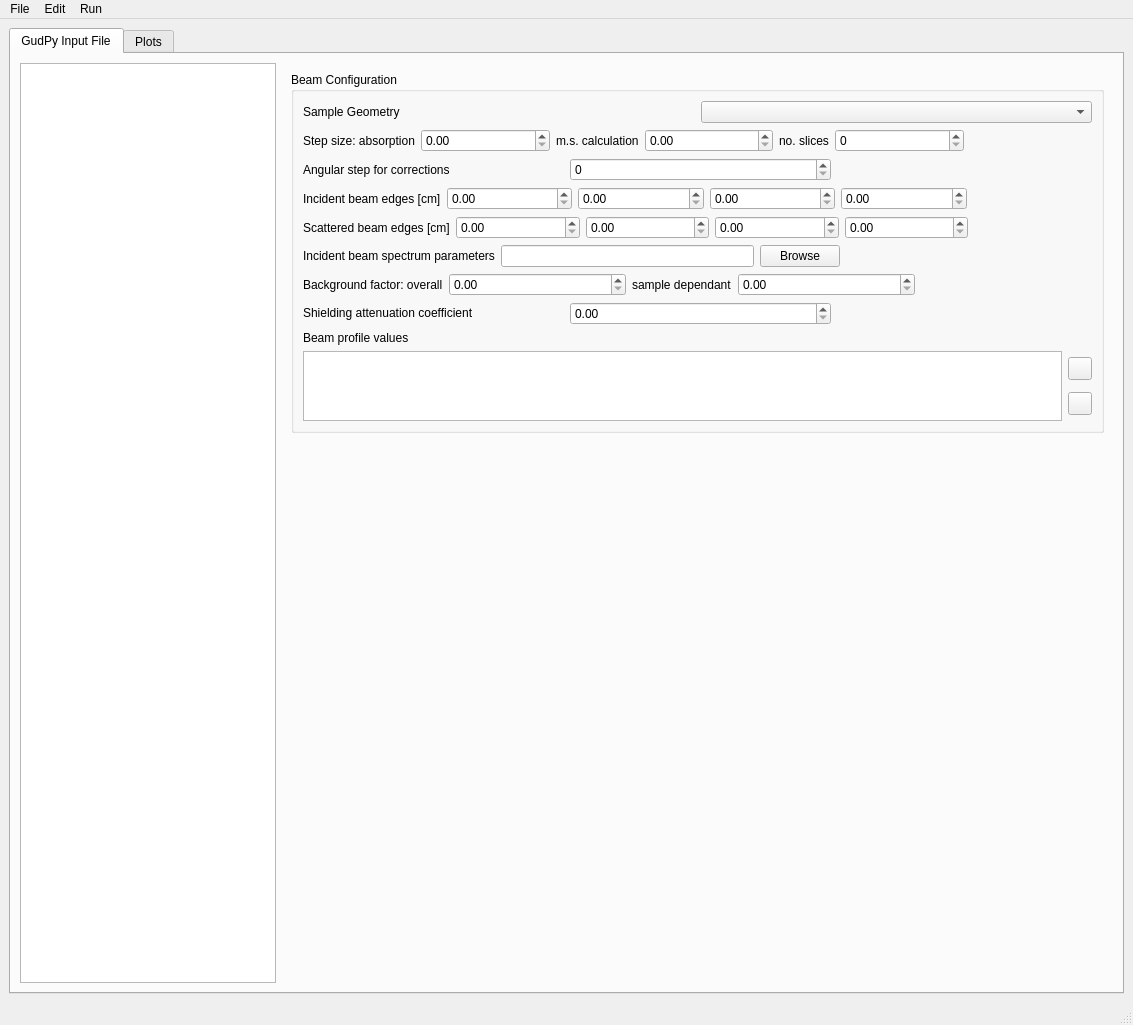
First picture: the form in src/gui/widgets/ui_files/mainWindow.ui, repository disorderedmaterials/GudPy, before the edit.
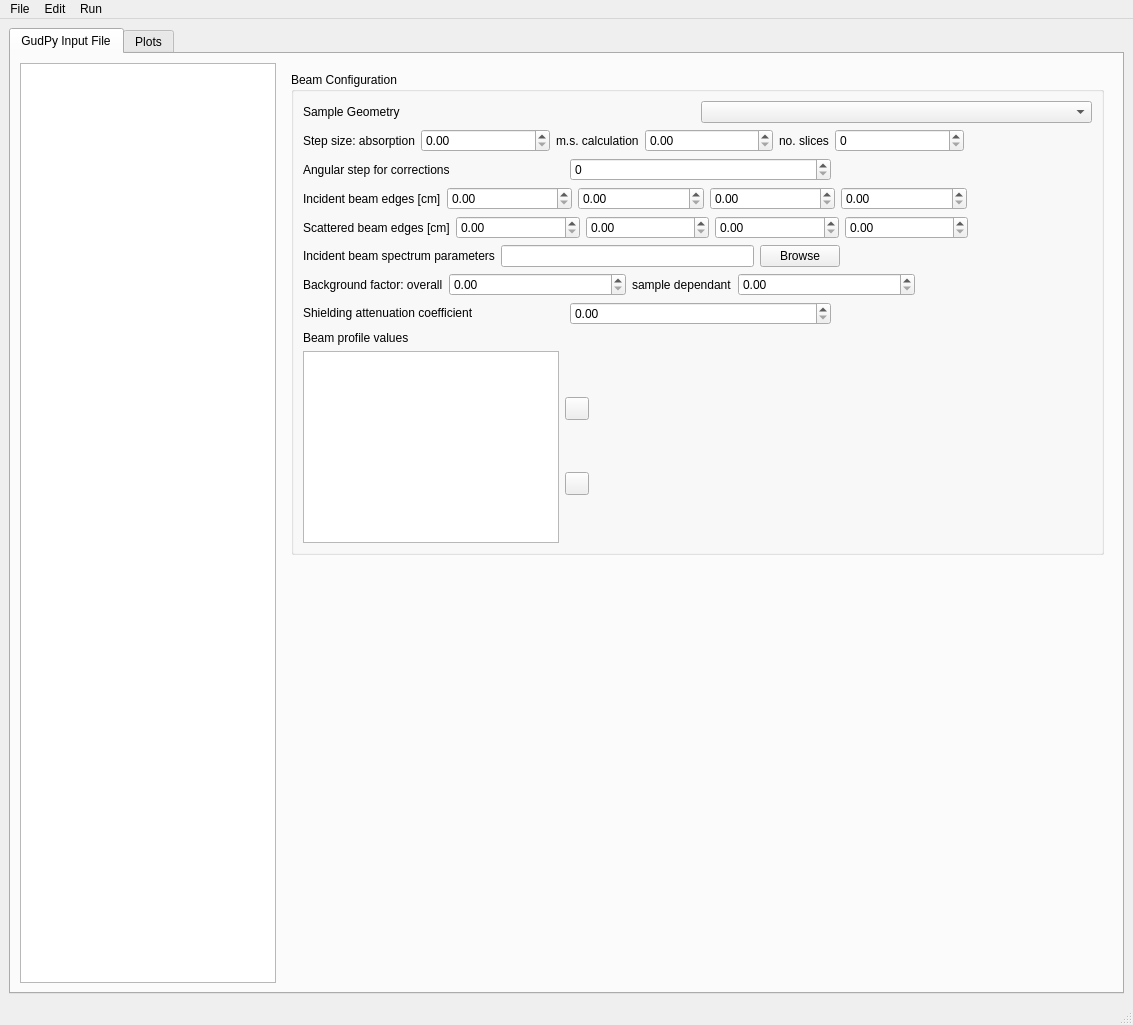
Second picture: the form after the edit. The open tabs and pages were chosen to show the change. Icons and pictures are not drawn. Custom widgets are drawn as their Qt base class.

Commit message: fix: broken beam profile values table.

```diff
--- a/src/gui/widgets/ui_files/mainWindow.ui
+++ b/src/gui/widgets/ui_files/mainWindow.ui
@@ -2596,7 +2596,7 @@
                    <item>
                     <widget class="BeamProfileTable" name="beamProfileValuesTable">
                      <property name="sizePolicy">
-                      <sizepolicy hsizetype="Minimum" vsizetype="Preferred">
+                      <sizepolicy hsizetype="Minimum" vsizetype="Minimum">
                        <horstretch>0</horstretch>
                        <verstretch>0</verstretch>
                       </sizepolicy>
@@ -2622,9 +2622,18 @@
                      <attribute name="horizontalHeaderVisible">
                       <bool>false</bool>
                      </attribute>
+                     <attribute name="horizontalHeaderMinimumSectionSize">
+                      <number>0</number>
+                     </attribute>
                      <attribute name="verticalHeaderVisible">
                       <bool>false</bool>
                      </attribute>
+                     <attribute name="verticalHeaderMinimumSectionSize">
+                      <number>0</number>
+                     </attribute>
+                     <attribute name="verticalHeaderDefaultSectionSize">
+                      <number>30</number>
+                     </attribute>
                      <attribute name="verticalHeaderHighlightSections">
                       <bool>false</bool>
                      </attribute>
@@ -2668,6 +2677,19 @@
                      </item>
                     </layout>
                    </item>
+                   <item>
+                    <spacer name="horizontalSpacer_37">
+                     <property name="orientation">
+                      <enum>Qt::Horizontal</enum>
+                     </property>
+                     <property name="sizeHint" stdset="0">
+                      <size>
+                       <width>40</width>
+                       <height>20</height>
+                      </size>
+                     </property>
+                    </spacer>
+                   </item>
                   </layout>
                  </item>
                 </layout>
```
Left out of the diff: 2 changed lines with no effect on the pictures. The commit also changes 2 other files.
